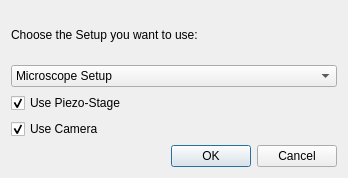
The window that gui/startup.ui (sdickreuter/SCNR2) describes before a commit, drawn with Qt 5.
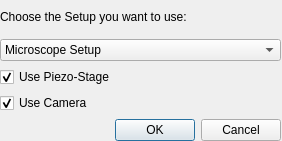
The same window after the commit.

Commit message: fixed startup, fixed switch to qtpy, fixed saveas. pyside backend is not working ...

```diff
--- a/gui/startup.ui
+++ b/gui/startup.ui
@@ -1,18 +1,27 @@
 <?xml version="1.0" encoding="UTF-8"?>
 <ui version="4.0">
- <class>Dialog</class>
- <widget class="QDialog" name="Dialog">
+ <class>Startup_Dialog</class>
+ <widget class="QDialog" name="Startup_Dialog">
   <property name="geometry">
    <rect>
     <x>0</x>
     <y>0</y>
-    <width>348</width>
-    <height>178</height>
+    <width>282</width>
+    <height>141</height>
    </rect>
   </property>
   <property name="windowTitle">
    <string>Choose start up options</string>
   </property>
+  <widget class="QWidget" name="verticalLayoutWidget">
+   <property name="geometry">
+    <rect>
+     <x>0</x>
+     <y>0</y>
+     <width>281</width>
+     <height>141</height>
+    </rect>
+   </property>
   <layout class="QVBoxLayout" name="verticalLayout">
    <item>
     <widget class="QLabel" name="label">
@@ -67,6 +76,7 @@
    </item>
   </layout>
  </widget>
+ </widget>
  <resources/>
  <connections>
   <connection>
```
Left out of the diff: 4 changed lines with no effect on the pictures. Lines whose indentation alone changed are shown as unchanged. The commit also changes 6 other files.
